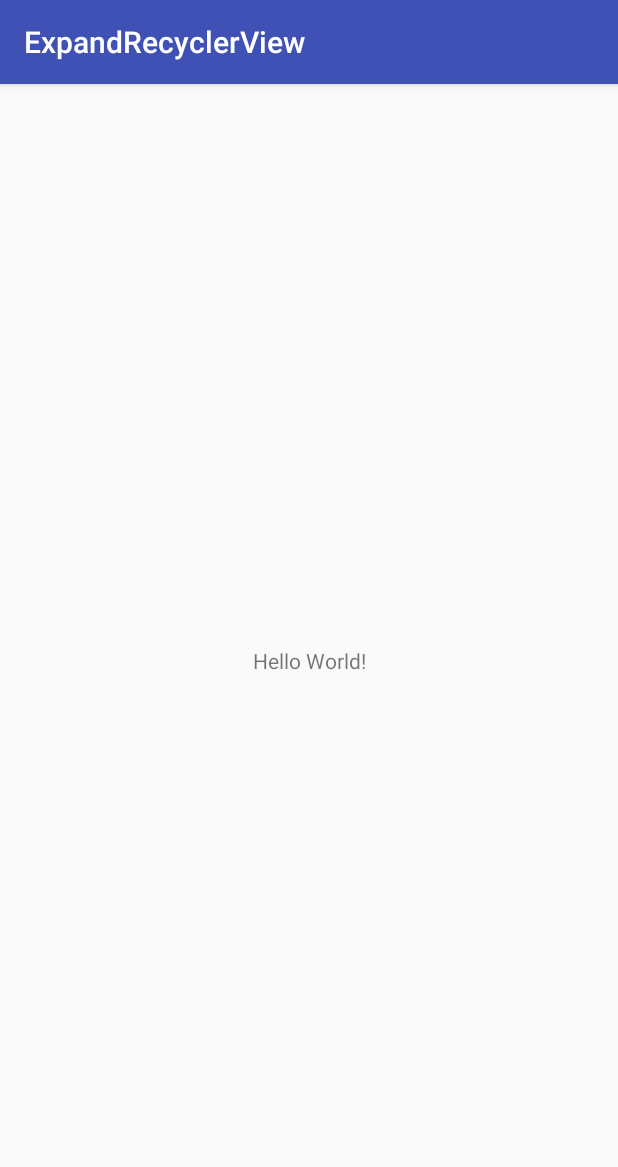
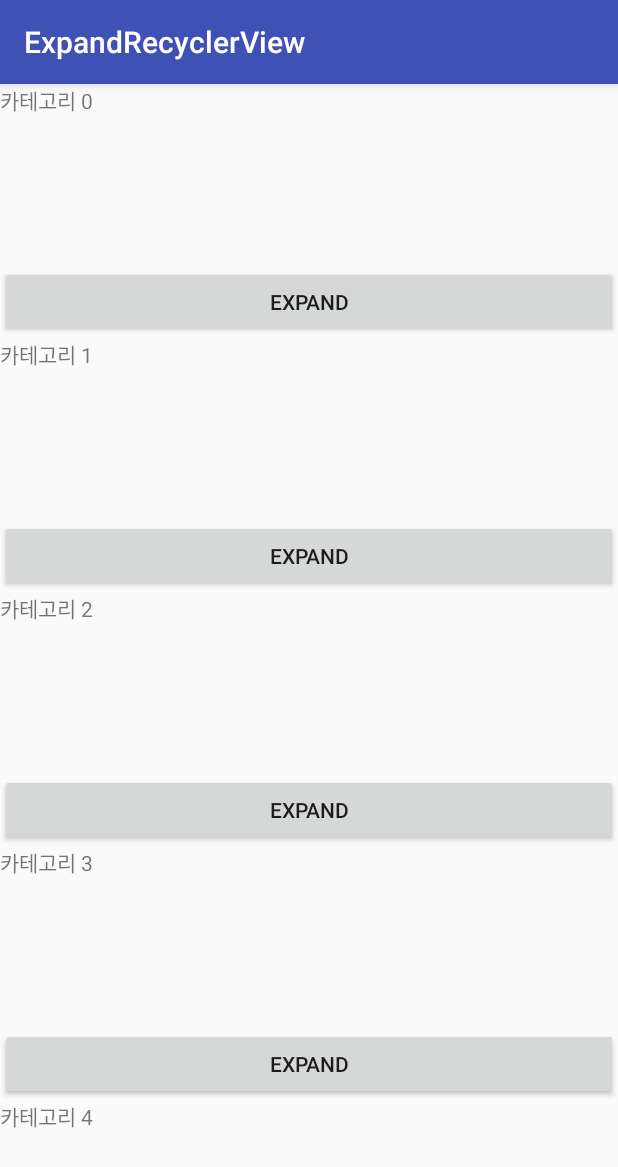
Before and after one commit to JangSeJin/ExpandRecyclerView, an Android app: the screen it shows after launch (MainActivity), on a phone screen of 412 x 824 dp. Shown: the top 1167 px of the screen. Run offline under Robolectric (Android 15) with nearby library versions, the phone set to English and light mode, and no system bars; our stand-ins replace data binding; 1 statement that could not run was skipped.

Commit message:
기본적인 List 형태 Commit

```diff
--- a/app/src/main/java/com/hour24/expandrecyclerview/MainActivity.java
+++ b/app/src/main/java/com/hour24/expandrecyclerview/MainActivity.java
@@ -2,12 +2,52 @@ package com.hour24.expandrecyclerview;
 
 import android.support.v7.app.AppCompatActivity;
 import android.os.Bundle;
+import android.support.v7.widget.LinearLayoutManager;
+import android.support.v7.widget.RecyclerView;
+
+import java.util.ArrayList;
 
 public class MainActivity extends AppCompatActivity {
+
+    private RecyclerView mRecyclerView;
+
+    private ArrayList<ModelItem> mList;
 
     @Override
     protected void onCreate(Bundle savedInstanceState) {
         super.onCreate(savedInstanceState);
         setContentView(R.layout.activity_main);
+
+        setSample();
+        initLayout();
+
+
+    }
+
+    private void setSample() {
+
+        mList = new ArrayList<>();
+
+        for (int i = 0; i < 20; i++) {
+            ModelItem model = new ModelItem();
+            model.setCategory("카테고리 " + i);
+
+            ArrayList<ModelItem> items = new ArrayList<>();
+            for (int j = 0; j < 10; j++) {
+                ModelItem item = new ModelItem();
+                item.setTitle("아이템 " + j);
+                items.add(item);
+            }
+            model.setItems(items);
+            mList.add(model);
+        }
+    }
+
+    private void initLayout() {
+
+        mRecyclerView = (RecyclerView) findViewById(R.id.recyclerview);
+        mRecyclerView.setLayoutManager(new LinearLayoutManager(this));
+        mRecyclerView.setAdapter(new RecyclerViewAdapter(this, mList));
+
     }
 }
--- /dev/null
+++ b/app/src/main/java/com/hour24/expandrecyclerview/ModelItem.java
@@ -0,0 +1,55 @@
+package com.hour24.expandrecyclerview;
+
+import java.util.ArrayList;
+
+public class ModelItem {
+
+    // main
+    public String category;
+    public boolean isExpand = false;
+    public ArrayList<ModelItem> items;
+
+    // item
+    public boolean isChecked = false;
+    public String title;
+
+    public String getCategory() {
+        return category;
+    }
+
+    public void setCategory(String category) {
+        this.category = category;
+    }
+
+    public boolean isChecked() {
+        return isChecked;
+    }
+
+    public void setChecked(boolean checked) {
+        isChecked = checked;
+    }
+
+    public String getTitle() {
+        return title;
+    }
+
+    public void setTitle(String title) {
+        this.title = title;
+    }
+
+    public ArrayList<ModelItem> getItems() {
+        return items;
+    }
+
+    public void setItems(ArrayList<ModelItem> items) {
+        this.items = items;
+    }
+
+    public boolean isExpand() {
+        return isExpand;
+    }
+
+    public void setExpand(boolean expand) {
+        isExpand = expand;
+    }
+}
--- /dev/null
+++ b/app/src/main/java/com/hour24/expandrecyclerview/RecyclerViewAdapter.java
@@ -0,0 +1,157 @@
+package com.hour24.expandrecyclerview;
+
+import android.content.Context;
+import android.databinding.BindingAdapter;
+import android.databinding.DataBindingUtil;
+import android.databinding.ViewDataBinding;
+import android.support.v7.widget.LinearLayoutManager;
+import android.support.v7.widget.RecyclerView;
+import android.view.LayoutInflater;
+import android.view.View;
+import android.view.ViewGroup;
+
+import java.util.ArrayList;
+
+// RecyclerViewAdapter
+public class RecyclerViewAdapter extends RecyclerView.Adapter<RecyclerViewAdapter.ViewHolder> {
+
+    // Variables
+    private Context mContext;
+    private MainActivity mActivity;
+    private ArrayList<ModelItem> mList;
+
+    public RecyclerViewAdapter(Context context, ArrayList<ModelItem> list) {
+        this.mContext = context;
+        this.mList = list;
+    }
+
+    @Override
+    public int getItemCount() {
+        return mList.size();
+    }
+
+    @Override
+    public RecyclerViewAdapter.ViewHolder onCreateViewHolder(ViewGroup parent, int viewType) {
+        View view = DataBindingUtil.inflate(LayoutInflater.from(mContext), R.layout.main_item, parent, false).getRoot();
+        return new ViewHolder(view);
+    }
+
+    @Override
+    public void onBindViewHolder(final RecyclerViewAdapter.ViewHolder holder, final int position) {
+
+        try {
+            ModelItem item = mList.get(position);
+            holder.getBinding().setVariable(BR.model, item);
+//            holder.getBinding().setVariable(BR.handler, new BindingHandler());
+            holder.getBinding().executePendingBindings();
+
+        } catch (Exception e) {
+            e.printStackTrace();
+        }
+    }
+
+    public class ViewHolder extends RecyclerView.ViewHolder {
+
+        private ViewDataBinding binding;
+
+        public ViewHolder(View itemView) {
+            super(itemView);
+            binding = DataBindingUtil.bind(itemView);
+        }
+
+        public ViewDataBinding getBinding() {
+            return binding;
+        }
+    }
+//
+//    // Handlers
+//    public class BindingHandler {
+//
+//        // xml 에 정의
+//        public void onClick(final View view, ModelItem timeline) {
+//            try {
+//
+//            } catch (Exception e) {
+//                e.printStackTrace();
+//            }
+//        }
+//    }
+
+    @BindingAdapter({"item_recyclerview"})
+    public static void setRecyclerView(RecyclerView view, ModelItem model) {
+        view.setAdapter(new ItemAdapter(view.getContext(), model.getItems()));
+        view.setLayoutManager(new LinearLayoutManager(view.getContext()));
+    }
+
+
+    // RecyclerViewAdapter
+    public static class ItemAdapter extends RecyclerView.Adapter<ItemAdapter.ViewHolder> {
+
+        // Variables
+        private Context mContext;
+        private ArrayList<ModelItem> mList;
+
+        public ItemAdapter(Context context, ArrayList<ModelItem> list) {
+            this.mContext = context;
+            this.mList = list;
+        }
+
+        @Override
+        public int getItemCount() {
+            return mList.size();
+        }
+
+        @Override
+        public ItemAdapter.ViewHolder onCreateViewHolder(ViewGroup parent, int viewType) {
+            View view = DataBindingUtil.inflate(LayoutInflater.from(mContext), R.layout.main_checkbox, parent, false).getRoot();
+            return new ViewHolder(view);
+        }
+
+        @Override
+        public void onBindViewHolder(final ItemAdapter.ViewHolder holder, final int position) {
+
+            try {
+                ModelItem item = mList.get(position);
+                holder.getBinding().setVariable(BR.model, item);
+                holder.getBinding().setVariable(BR.handler, new BindingHandler());
+                holder.getBinding().setVariable(BR.position, position);
+                holder.getBinding().executePendingBindings();
+
+            } catch (Exception e) {
+                e.printStackTrace();
+            }
+        }
+
+        public class ViewHolder extends RecyclerView.ViewHolder {
+
+            private ViewDataBinding binding;
+
+            public ViewHolder(View itemView) {
+                super(itemView);
+                binding = DataBindingUtil.bind(itemView);
+            }
+
+            public ViewDataBinding getBinding() {
+                return binding;
+            }
+        }
+
+        // Handlers
+        public class BindingHandler {
+
+            // xml 에 정의
+            public void onClick(final View view, ModelItem model, int position) {
+                try {
+                    switch (view.getId()) {
+                        case R.id.check:
+                            model.setChecked(!model.isChecked());
+                            notifyItemChanged(position);
+                            break;
+                    }
+                } catch (Exception e) {
+                    e.printStackTrace();
+                }
+            }
+        }
+    }
+}
--- a/app/src/main/res/layout/activity_main.xml
+++ b/app/src/main/res/layout/activity_main.xml
@@ -1,18 +1,20 @@
 <?xml version="1.0" encoding="utf-8"?>
-<android.support.constraint.ConstraintLayout xmlns:android="http://schemas.android.com/apk/res/android"
+<LinearLayout xmlns:android="http://schemas.android.com/apk/res/android"
     xmlns:app="http://schemas.android.com/apk/res-auto"
     xmlns:tools="http://schemas.android.com/tools"
     android:layout_width="match_parent"
     android:layout_height="match_parent"
+    android:orientation="vertical"
     tools:context=".MainActivity">
 
-    <TextView
-        android:layout_width="wrap_content"
-        android:layout_height="wrap_content"
-        android:text="Hello World!"
-        app:layout_constraintBottom_toBottomOf="parent"
-        app:layout_constraintLeft_toLeftOf="parent"
-        app:layout_constraintRight_toRightOf="parent"
-        app:layout_constraintTop_toTopOf="parent" />
+    <android.support.v7.widget.RecyclerView
+        android:id="@+id/recyclerview"
+        android:layout_width="match_parent"
+        android:layout_height="match_parent" />
 
-</android.support.constraint.ConstraintLayout>
+    <Button
+        android:text="GET DATA !"
+        android:layout_width="match_parent"
+        android:layout_height="wrap_content" />
+
+</LinearLayout>
--- /dev/null
+++ b/app/src/main/res/layout/main_item.xml
@@ -0,0 +1,35 @@
+<?xml version="1.0" encoding="utf-8"?>
+<layout xmlns:android="http://schemas.android.com/apk/res/android"
+    xmlns:bind="http://schemas.android.com/apk/res-auto">
+
+    <data>
+
+        <variable
+            name="model"
+            type="com.hour24.expandrecyclerview.ModelItem" />
+
+    </data>
+
+    <LinearLayout
+        android:layout_width="match_parent"
+        android:layout_height="wrap_content"
+        android:orientation="vertical">
+
+        <TextView
+            android:layout_width="match_parent"
+            android:layout_height="wrap_content"
+            android:text="@{model.category}" />
+
+        <android.support.v7.widget.RecyclerView
+            android:id="@+id/items"
+            bind:item_recyclerview="@{model}"
+            android:layout_width="match_parent"
+            android:layout_height="100dp"
+            android:minHeight="100dp" />
+
+        <Button
+            android:layout_width="match_parent"
+            android:layout_height="wrap_content"
+            android:text='@{model.isExpand ? "COLLPASE" : "EXPAND"}' />
+    </LinearLayout>
+</layout>
```
Also changed, not shown: app/build.gradle (+7 -0 lines), app/src/main/res/layout/main_checkbox.xml (added, +40 -0 lines).
